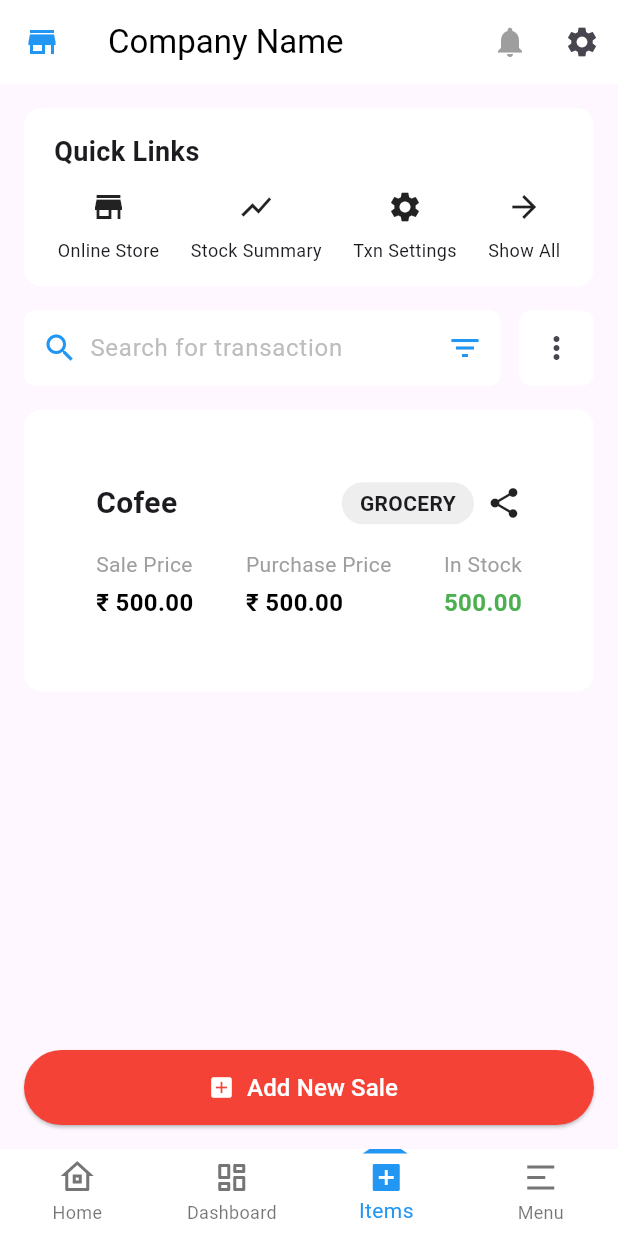
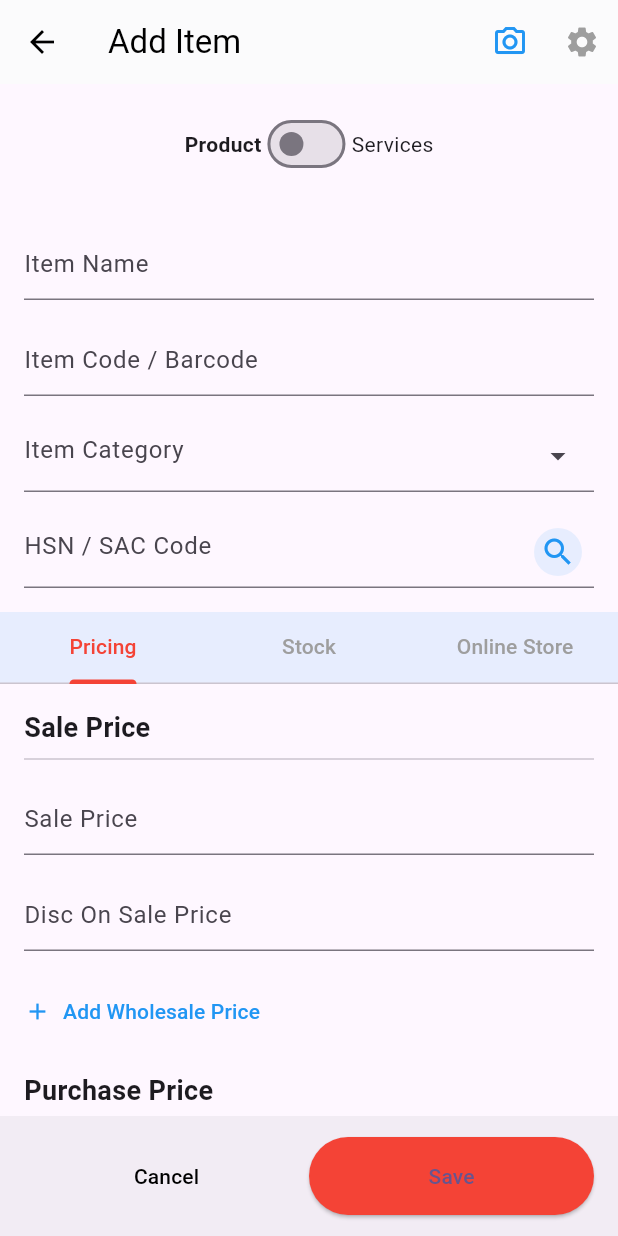
Before and after one commit to kkapil94/aapka-vyapar, a Flutter app: the screen it shows after launch, item 3 of the bottom bar chosen, after a tap on "Add New Sale", on a phone screen of 412 x 824 dp. Run offline on Flutter 3.47's test engine with Material 3 defaults, Android fonts, the phone set to English and light mode, and no system bars; our stand-ins replace flutter_remix, image_picker, remixicon; missing offline and left inert: dart:ffi.

Commit message:
added the add new sale page

```diff
--- /dev/null
+++ b/lib/Items/Add New Sale/add-new-sale.dart
@@ -0,0 +1,372 @@
+import 'package:flutter/material.dart';
+
+void main() {
+  runApp(const MyApp());
+}
+
+class MyApp extends StatelessWidget {
+  const MyApp({Key? key}) : super(key: key);
+
+  @override
+  Widget build(BuildContext context) {
+    return MaterialApp(
+      debugShowCheckedModeBanner: false,
+      theme: ThemeData(
+        primarySwatch: Colors.blue,
+        inputDecorationTheme: InputDecorationTheme(
+          border: OutlineInputBorder(
+            borderRadius: BorderRadius.circular(8.0),
+          ),
+          contentPadding:
+              const EdgeInsets.symmetric(horizontal: 16, vertical: 16),
+        ),
+      ),
+      home: const HomePage(),
+    );
+  }
+}
+
+class HomePage extends StatelessWidget {
+  const HomePage({Key? key}) : super(key: key);
+
+  @override
+  Widget build(BuildContext context) {
+    return Scaffold(
+      appBar: AppBar(
+        title: const Text('Home'),
+      ),
+      body: Center(
+        child: Padding(
+          padding: const EdgeInsets.all(16.0),
+          child: ElevatedButton.icon(
+            onPressed: () {
+              Navigator.of(context).push(
+                MaterialPageRoute(builder: (context) => const AddItemScreen()),
+              );
+            },
+            icon: const Icon(Icons.add_box),
+            label: const Text("Add New Sale", style: TextStyle(fontSize: 16)),
+            style: ElevatedButton.styleFrom(
+              backgroundColor: Colors.red,
+              foregroundColor: Colors.white,
+              minimumSize: const Size(double.infinity, 50),
+              shape: RoundedRectangleBorder(
+                borderRadius: BorderRadius.circular(25),
+              ),
+            ),
+          ),
+        ),
+      ),
+    );
+  }
+}
+
+class AddItemScreen extends StatefulWidget {
+  const AddItemScreen({Key? key}) : super(key: key);
+
+  @override
+  State<AddItemScreen> createState() => _AddItemScreenState();
+}
+
+class _AddItemScreenState extends State<AddItemScreen>
+    with SingleTickerProviderStateMixin {
+  late TabController _tabController;
+  bool isProduct = true;
+
+  @override
+  void initState() {
+    super.initState();
+    _tabController = TabController(length: 3, vsync: this);
+    _tabController.addListener(() {
+      setState(() {});
+    });
+  }
+
+  @override
+  void dispose() {
+    _tabController.dispose();
+    super.dispose();
+  }
+
+  @override
+  Widget build(BuildContext context) {
+    return Scaffold(
+      appBar: AppBar(
+        backgroundColor: Colors.white,
+        elevation: 0.5,
+        leading: IconButton(
+          icon: const Icon(Icons.arrow_back, color: Colors.black),
+          onPressed: () {
+            Navigator.pop(context);
+          },
+        ),
+        title: const Text('Add Item', style: TextStyle(color: Colors.black)),
+        actions: [
+          IconButton(
+            icon: const Icon(Icons.camera_alt_outlined, color: Colors.blue),
+            onPressed: () {},
+          ),
+          IconButton(
+            icon: const Icon(Icons.settings, color: Colors.grey),
+            onPressed: () {},
+          ),
+        ],
+      ),
+      body: Column(
+        children: [
+          // Product/Services Switch - Always visible
+          Container(
+            padding: const EdgeInsets.symmetric(vertical: 16),
+            child: Row(
+              mainAxisAlignment: MainAxisAlignment.center,
+              children: [
+                const Text('Product',
+                    style: TextStyle(fontWeight: FontWeight.bold)),
+                Switch(
+                  value: !isProduct,
+                  onChanged: (value) {
+                    setState(() {
+                      isProduct = !value;
+                    });
+                  },
+                ),
+                const Text('Services'),
+              ],
+            ),
+          ),
+
+          // Input Fields - Always visible
+          Padding(
+            padding: const EdgeInsets.all(16),
+            child: Column(
+              crossAxisAlignment: CrossAxisAlignment.stretch,
+              children: [
+                const TextField(
+                  decoration: InputDecoration(
+                    hintText: 'Item Name',
+                  ),
+                ),
+                const SizedBox(height: 16),
+                const TextField(
+                  decoration: InputDecoration(
+                    hintText: 'Item Code / Barcode',
+                  ),
+                ),
+                const SizedBox(height: 16),
+                const TextField(
+                  decoration: InputDecoration(
+                    hintText: 'Item Category',
+                    suffixIcon: Icon(Icons.arrow_drop_down),
+                  ),
+                ),
+                const SizedBox(height: 16),
+                TextField(
+                  decoration: InputDecoration(
+                    hintText: 'HSN / SAC Code',
+                    suffixIcon: Container(
+                      margin: const EdgeInsets.all(8),
+                      decoration: BoxDecoration(
+                        shape: BoxShape.circle,
+                        color: Colors.blue.withOpacity(0.1),
+                      ),
+                      child: const Icon(Icons.search, color: Colors.blue),
+                    ),
+                  ),
+                ),
+              ],
+            ),
+          ),
+
+          // Tab Bar
+          Container(
+            color: Colors.blue.withOpacity(0.1),
+            child: TabBar(
+              controller: _tabController,
+              labelColor: Colors.red,
+              unselectedLabelColor: Colors.grey,
+              indicatorColor: Colors.red,
+              tabs: const [
+                Tab(text: 'Pricing'),
+                Tab(text: 'Stock'),
+                Tab(text: 'Online Store'),
+              ],
+            ),
+          ),
+
+          // Tab Content
+          Expanded(
+            child: TabBarView(
+              controller: _tabController,
+              children: [
+                // Pricing Tab
+                SingleChildScrollView(
+                  padding: const EdgeInsets.all(16),
+                  child: Column(
+                    crossAxisAlignment: CrossAxisAlignment.stretch,
+                    children: [
+                      const Text('Sale Price',
+                          style: TextStyle(
+                              fontSize: 18, fontWeight: FontWeight.bold)),
+                      const Divider(),
+                      const SizedBox(height: 8),
+                      const TextField(
+                        decoration: InputDecoration(
+                          hintText: 'Sale Price',
+                        ),
+                      ),
+                      const SizedBox(height: 16),
+                      const TextField(
+                        decoration: InputDecoration(
+                          hintText: 'Disc On Sale Price',
+                        ),
+                      ),
+                      const SizedBox(height: 16),
+                      TextButton.icon(
+                        onPressed: () {},
+                        icon: const Icon(Icons.add, color: Colors.blue),
+                        label: const Text('Add Wholesale Price',
+                            style: TextStyle(color: Colors.blue)),
+                        style: TextButton.styleFrom(
+                          padding: EdgeInsets.zero,
+                          alignment: Alignment.centerLeft,
+                        ),
+                      ),
+                      const SizedBox(height: 16),
+                      const Text('Purchase Price',
+                          style: TextStyle(
+                              fontSize: 18, fontWeight: FontWeight.bold)),
+                      const Divider(),
+                      const SizedBox(height: 8),
+                      const TextField(
+                        decoration: InputDecoration(
+                          hintText: 'Purchase Item',
+                        ),
+                      ),
+                      const SizedBox(height: 16),
+                      const Text('Taxes',
+                          style: TextStyle(
+                              fontSize: 18, fontWeight: FontWeight.bold)),
+                      const Divider(),
+                      const SizedBox(height: 8),
+                      const TextField(
+                        decoration: InputDecoration(
+                          hintText: 'Tax Rate',
+                        ),
+                      ),
+                    ],
+                  ),
+                ),
+
+                // Stock Tab
+                SingleChildScrollView(
+                  padding: const EdgeInsets.all(16),
+                  child: Column(
+                    crossAxisAlignment: CrossAxisAlignment.stretch,
+                    children: [
+                      const TextField(
+                        decoration: InputDecoration(
+                          hintText: 'Opening Stock',
+                        ),
+                      ),
+                      const SizedBox(height: 16),
+                      Row(
+                        children: [
+                          Expanded(
+                            child: TextField(
+                              decoration: InputDecoration(
+                                hintText: 'As of Date',
+                                suffixIcon: Container(
+                                  padding: const EdgeInsets.all(8),
+                                  child: const Icon(Icons.calendar_today),
+                                ),
+                              ),
+                            ),
+                          ),
+                          const SizedBox(width: 16),
+                          const Expanded(
+                            child: TextField(
+                              decoration: InputDecoration(
+                                hintText: 'At Price/Unit',
+                              ),
+                            ),
+                          ),
+                        ],
+                      ),
+                      const SizedBox(height: 16),
+                      Row(
+                        children: const [
+                          Expanded(
+                            child: TextField(
+                              decoration: InputDecoration(
+                                hintText: 'Min Stock Qty',
+                              ),
+                            ),
+                          ),
+                          SizedBox(width: 16),
+                          Expanded(
+                            child: TextField(
+                              decoration: InputDecoration(
+                                hintText: 'Item Location',
+                              ),
+                            ),
+                          ),
+                        ],
+                      ),
+                    ],
+                  ),
+                ),
+
+                // Online Store Tab
+                SingleChildScrollView(
+                  padding: const EdgeInsets.all(16),
+                  child: Column(
+                    crossAxisAlignment: CrossAxisAlignment.stretch,
+                    children: const [
+                      TextField(
+                        decoration: InputDecoration(
+                          hintText: 'Online Store Item Price',
+                        ),
+                      ),
+                      SizedBox(height: 16),
+                      TextField(
+                        decoration: InputDecoration(
+                          hintText: 'Online Store Item Description',
+                        ),
+                        maxLines: 3,
+                      ),
+                    ],
+                  ),
+                ),
+              ],
+            ),
+          ),
+        ],
+      ),
+      bottomNavigationBar: BottomAppBar(
+        child: Row(
+          children: [
+            Expanded(
+              child: TextButton(
+                onPressed: () {
+                  Navigator.pop(context);
+                },
+                child:
+                    const Text('Cancel', style: TextStyle(color: Colors.black)),
+              ),
+            ),
+            Expanded(
+              child: ElevatedButton(
+                onPressed: () {},
+                style: ElevatedButton.styleFrom(
+                  backgroundColor: Colors.red,
+                  padding: const EdgeInsets.symmetric(vertical: 16),
+                ),
+                child: const Text('Save'),
+              ),
+            ),
+          ],
+        ),
+      ),
+    );
+  }
+}
--- a/lib/Items/items.dart
+++ b/lib/Items/items.dart
@@ -1,3 +1,4 @@
+import 'package:aapka_vyapar/Items/Add%20New%20Sale/add-new-sale.dart';
 import 'package:aapka_vyapar/Items/MyStorePage/myStore.dart';
 import 'package:aapka_vyapar/Items/Stock%20Summary/stock_summary.dart';
 import 'package:aapka_vyapar/Items/itemCard.dart';
@@ -137,7 +138,11 @@ class ItemsPageContent extends StatelessWidget {
         Padding(
           padding: const EdgeInsets.all(16.0),
           child: ElevatedButton.icon(
-            onPressed: () {},
+            onPressed: () {
+              Navigator.of(context).push(
+                MaterialPageRoute(builder: (context) => const AddItemScreen()),
+              );
+            },
             icon: const Icon(Icons.add_box),
             label: const Text("Add New Sale", style: TextStyle(fontSize: 16)),
             style: ElevatedButton.styleFrom(
```
Also changed, not shown: 4 other files.
